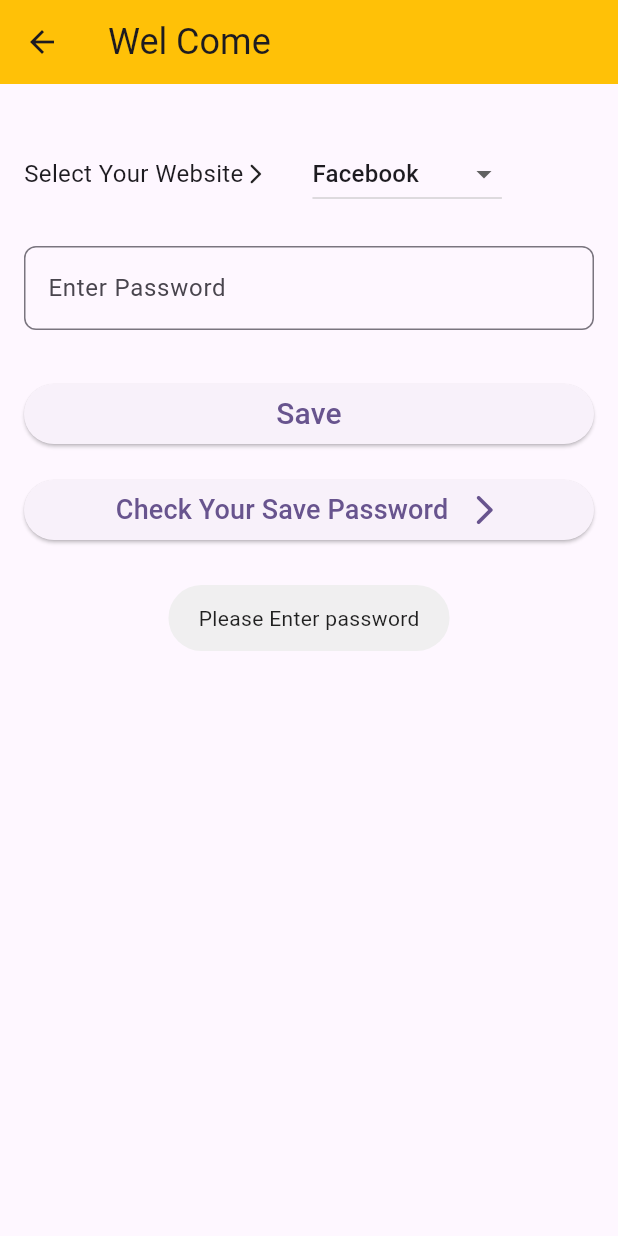
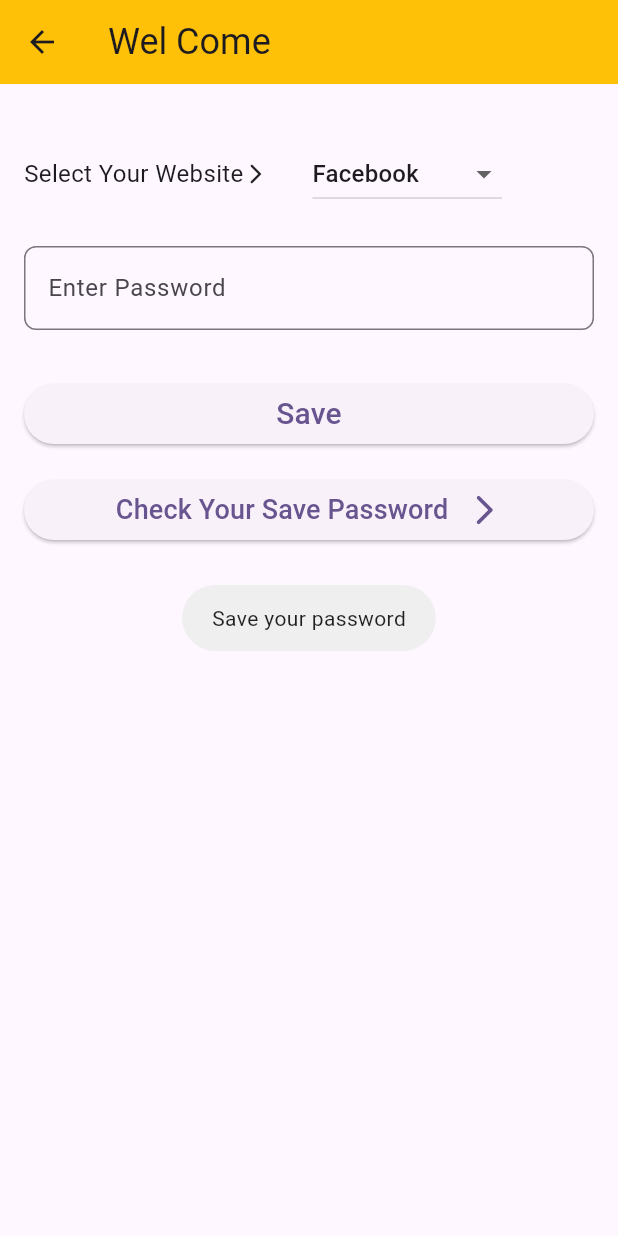
Before and after one commit to nitin-sheoran/login_account_screen, a Flutter app: the PasswordSaveScreen screen opened directly, after a tap on "Save", on a phone screen of 412 x 824 dp. Run offline on Flutter 3.47's test engine with Material 2 defaults, Android fonts, the phone set to English and light mode, and no system bars; our stand-ins replace fluttertoast, shared_preferences; missing offline and left inert: login_account_screen; accounts and stored records are empty.

Commit message:
import save

```diff
--- a/lib/login_screen.dart
+++ b/lib/login_screen.dart
@@ -1,4 +1,3 @@
-import 'dart:ui';
 
 import 'package:flutter/material.dart';
 import 'package:login_account_screen/password_save_screen.dart';
@@ -16,7 +15,6 @@ class LoginScreen extends StatefulWidget {
 class _LoginScreenState extends State<LoginScreen> {
   TextEditingController nameController = TextEditingController();
   TextEditingController passwordController = TextEditingController();
-
 
 
   @override
@@ -106,8 +104,8 @@ class _LoginScreenState extends State<LoginScreen> {
         String? name1 = pref.getString("name");
         String? password1 = pref.getString("password");
         if (name == name1 && password == password1) {
-                 Navigator.push(context, MaterialPageRoute(builder: (context){
-                   return  PasswordSaveScreen();
+          Navigator.push(context, MaterialPageRoute(builder: (context) {
+            return PasswordSaveScreen();
           }));
         } else {
           Fluttertoast.showToast(
--- a/lib/main.dart
+++ b/lib/main.dart
@@ -1,5 +1,5 @@
+import 'package:Password_Manager/login_screen.dart';
 import 'package:flutter/material.dart';
-import 'package:login_account_screen/login_screen.dart';
 
 void main() {
   runApp(const MyApp());
--- a/lib/password_save_screen.dart
+++ b/lib/password_save_screen.dart
@@ -152,12 +152,12 @@ class _PasswordSaveScreenState extends State<PasswordSaveScreen> {
         passwordController.clear();
         if (name != password) {
           Fluttertoast.showToast(
-            msg: "Please Enter password",
+            msg: "Save your password",
             gravity: ToastGravity.CENTER,
           );
         } else {
           Fluttertoast.showToast(
-            msg: "Enter pas",
+            msg: " Please Enter password",
             gravity: ToastGravity.CENTER,
           );
         }
--- a/pubspec.yaml
+++ b/pubspec.yaml
@@ -1,4 +1,4 @@
-name: login_account_screen
+name: Password_Manager
 description: A new Flutter project.
 # The following line prevents the package from being accidentally published to
 # pub.dev using `flutter pub publish`. This is preferred for private packages.
```
Lines whose indentation alone changed are shown as unchanged.
